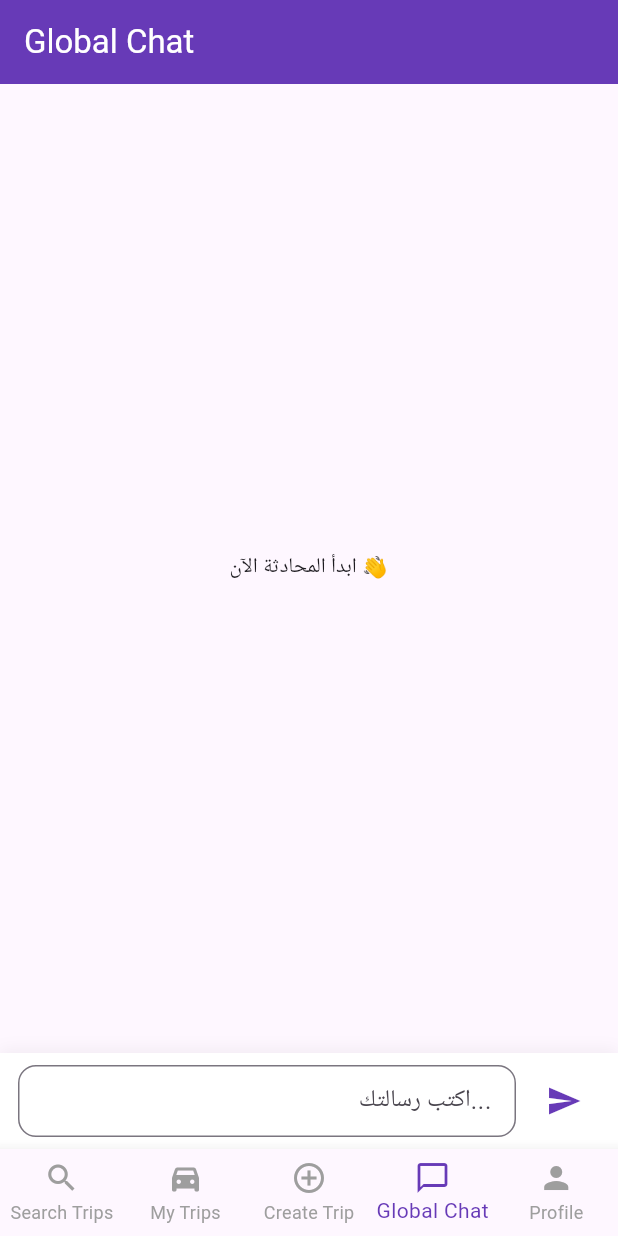
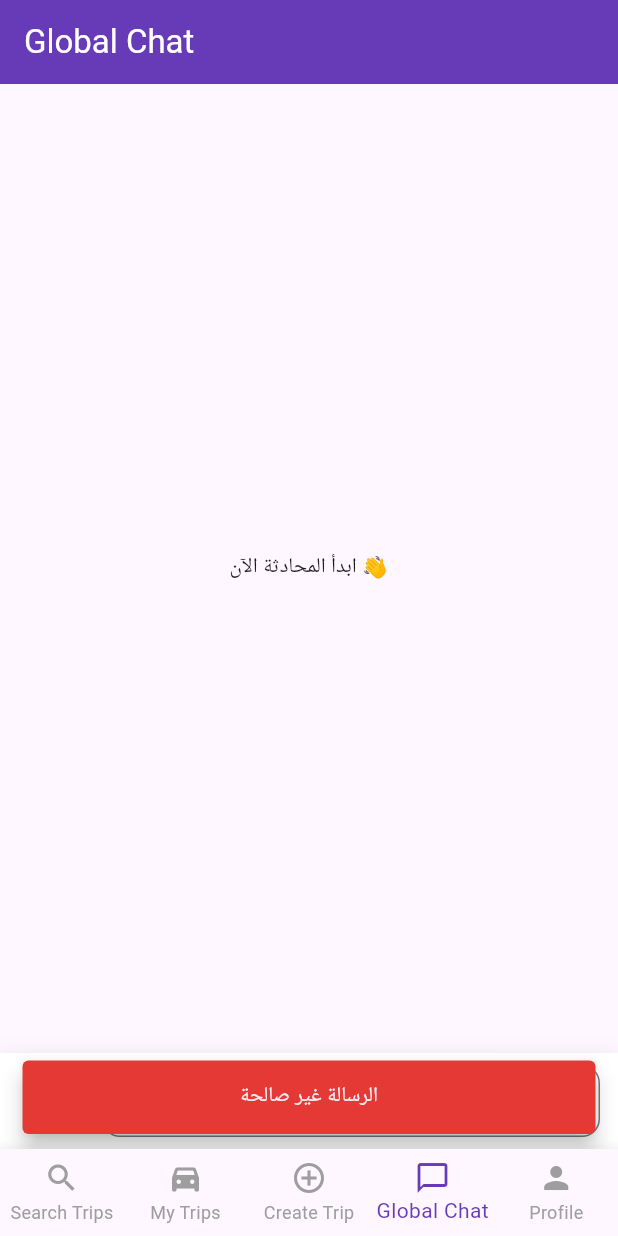
Before and after one commit to MohammadAQ/Ride, a Flutter app: the screen it shows once a user with an empty profile is signed in, item 4 of the bottom bar chosen, after a tap on the "send" icon, on a phone screen of 412 x 824 dp. Run offline on Flutter 3.47's test engine with Material 3 defaults, Android fonts, the phone set to English and light mode, and no system bars; our stand-ins replace cloud_firestore, firebase_auth, firebase_core; missing offline and left inert: dart:html; accounts and stored records are empty; network calls fail.

Commit message:
Enhance global chat security and UX

```diff
--- a/frontend/lib/screens/global_chat_screen.dart
+++ b/frontend/lib/screens/global_chat_screen.dart
@@ -14,7 +14,14 @@ class GlobalChatScreen extends StatefulWidget {
 class _GlobalChatScreenState extends State<GlobalChatScreen> {
   final TextEditingController _messageController = TextEditingController();
   final ScrollController _scrollController = ScrollController();
+  final FocusNode _messageFocusNode = FocusNode();
+
+  DateTime? _lastSentAt;
+  String? _lastSentMessage;
   int _previousMessageCount = 0;
+
+  static const int _maxMessageLength = 250;
+  static const Duration _rateLimitDuration = Duration(seconds: 3);
 
   static const List<String> _bannedWords = <String>[
     'badword',
@@ -26,19 +33,57 @@ class _GlobalChatScreenState extends State<GlobalChatScreen> {
   void dispose() {
     _messageController.dispose();
     _scrollController.dispose();
+    _messageFocusNode.dispose();
     super.dispose();
   }
 
   Future<void> _sendMessage() async {
     final User? user = FirebaseAuth.instance.currentUser;
-    final String rawMessage = _messageController.text.trim();
+    final String rawMessage = _messageController.text;
 
-    if (user == null || rawMessage.isEmpty) {
+    if (user == null) {
       return;
     }
 
-    final String filteredMessage = _filterMessage(rawMessage);
+    final String trimmedMessage = rawMessage.trim();
 
+    if (trimmedMessage.isEmpty) {
+      _showError(context, 'الرسالة غير صالحة');
+      return;
+    }
+
+    if (trimmedMessage.length > _maxMessageLength) {
+      _showError(context, 'الرسالة طويلة للغاية');
+      return;
+    }
+
+    final DateTime now = DateTime.now();
+    if (_lastSentAt != null && now.difference(_lastSentAt!) < _rateLimitDuration) {
+      _showError(context, 'الرجاء الانتظار قبل إرسال رسالة جديدة');
+      return;
+    }
+
+    if (_containsLinksOrEmails(trimmedMessage)) {
+      _showError(context, 'الروابط والبريد الإلكتروني غير مسموح بها');
+      return;
+    }
+
+    final String sanitized = _sanitizeMessage(trimmedMessage);
+
+    if (sanitized.isEmpty) {
+      _showError(context, 'الرسالة غير صالحة');
+      return;
+    }
+
+    if (_lastSentMessage != null &&
+        _normalizeMessage(sanitized) == _normalizeMessage(_lastSentMessage!)) {
+      _showError(context, 'لا يمكن إرسال نفس الرسالة مرتين متتاليتين');
+      return;
+    }
+
+    final String filteredMessage = _filterMessage(sanitized);
+
+    try {
       await FirebaseFirestore.instance.collection('global_chat').add({
         'senderName': user.displayName ?? 'مستخدم',
         'senderId': user.uid,
@@ -46,8 +91,14 @@ class _GlobalChatScreenState extends State<GlobalChatScreen> {
         'timestamp': FieldValue.serverTimestamp(),
       });
 
+      _lastSentAt = now;
+      _lastSentMessage = sanitized;
       _messageController.clear();
+      _messageFocusNode.requestFocus();
       _scrollToBottom();
+    } catch (e) {
+      _showError(context, 'تعذّر إرسال الرسالة، حاول مرة أخرى');
+    }
   }
 
   String _filterMessage(String message) {
@@ -61,6 +112,44 @@ class _GlobalChatScreenState extends State<GlobalChatScreen> {
       filtered = filtered.replaceAll(pattern, '***');
     }
     return filtered;
+  }
+
+  bool _containsLinksOrEmails(String message) {
+    final RegExp pattern = RegExp(
+      r'(https?:\/\/\S+|\b[\w\.-]+@[\w\.-]+\.\w{2,}\b)',
+      caseSensitive: false,
+    );
+    return pattern.hasMatch(message);
+  }
+
+  String _sanitizeMessage(String message) {
+    String sanitized = message.replaceAll(
+      RegExp(r'[\u0000-\u0008\u000B\u000C\u000E-\u001F\u007F]'),
+      '',
+    );
+    sanitized = sanitized.replaceAll(RegExp(r'[\u200B-\u200D\uFEFF]'), '');
+    return sanitized;
+  }
+
+  String _normalizeMessage(String message) {
+    return message
+        .toLowerCase()
+        .replaceAll(RegExp(r'\s+'), ' ')
+        .trim();
+  }
+
+  void _showError(BuildContext context, String message) {
+    if (!context.mounted) return;
+    ScaffoldMessenger.of(context)
+      ..hideCurrentSnackBar()
+      ..showSnackBar(
+        SnackBar(
+          content: Text(message, textAlign: TextAlign.center),
+          backgroundColor: Colors.red.shade600,
+          behavior: SnackBarBehavior.floating,
+          duration: const Duration(seconds: 2),
+        ),
+      );
   }
 
   void _scrollToBottom() {
@@ -201,7 +290,9 @@ class _GlobalChatScreenState extends State<GlobalChatScreen> {
           ),
           _MessageInput(
             controller: _messageController,
+            focusNode: _messageFocusNode,
             onSend: _sendMessage,
+            maxLength: _maxMessageLength,
           ),
         ],
       ),
@@ -304,19 +395,62 @@ class _MessageBubble extends StatelessWidget {
   }
 }
 
-class _MessageInput extends StatelessWidget {
+class _MessageInput extends StatefulWidget {
   const _MessageInput({
     required this.controller,
+    required this.focusNode,
     required this.onSend,
+    required this.maxLength,
   });
 
   final TextEditingController controller;
+  final FocusNode focusNode;
   final VoidCallback onSend;
+  final int maxLength;
+
+  @override
+  State<_MessageInput> createState() => _MessageInputState();
+}
+
+class _MessageInputState extends State<_MessageInput> {
+  late int _currentLength;
+
+  @override
+  void initState() {
+    super.initState();
+    _currentLength = widget.controller.text.length;
+    widget.controller.addListener(_handleTextChanged);
+  }
+
+  @override
+  void dispose() {
+    widget.controller.removeListener(_handleTextChanged);
+    super.dispose();
+  }
+
+  void _handleTextChanged() {
+    final String text = widget.controller.text;
+    if (text.length > widget.maxLength) {
+      widget.controller.text = text.substring(0, widget.maxLength);
+      widget.controller.selection = TextSelection.fromPosition(
+        TextPosition(offset: widget.controller.text.length),
+      );
+    }
+
+    setState(() {
+      _currentLength = widget.controller.text.length;
+    });
+  }
 
   @override
   Widget build(BuildContext context) {
+    final bool showCounter = _currentLength > 0;
+    final bool atLimit = _currentLength >= widget.maxLength;
+
     return SafeArea(
       top: false,
+      child: Directionality(
+        textDirection: TextDirection.rtl,
         child: Container(
           padding: const EdgeInsets.symmetric(horizontal: 12, vertical: 8),
           decoration: BoxDecoration(
@@ -329,16 +463,22 @@ class _MessageInput extends StatelessWidget {
               ),
             ],
           ),
-        child: Row(
+          child: Column(
+            mainAxisSize: MainAxisSize.min,
+            crossAxisAlignment: CrossAxisAlignment.stretch,
+            children: <Widget>[
+              Row(
                 children: <Widget>[
                   Expanded(
                     child: TextField(
-                controller: controller,
+                      controller: widget.controller,
+                      focusNode: widget.focusNode,
                       textInputAction: TextInputAction.send,
-                onSubmitted: (_) => onSend(),
+                      onSubmitted: (_) => widget.onSend(),
                       minLines: 1,
                       maxLines: 4,
                       textAlign: TextAlign.right,
+                      textDirection: TextDirection.rtl,
                       decoration: const InputDecoration(
                         hintText: 'اكتب رسالتك...',
                         border: OutlineInputBorder(
@@ -353,12 +493,27 @@ class _MessageInput extends StatelessWidget {
                   ),
                   const SizedBox(width: 8),
                   IconButton(
-              onPressed: onSend,
+                    onPressed: widget.onSend,
                     icon: const Icon(Icons.send),
                     color: Colors.deepPurple,
                   ),
                 ],
               ),
+              if (showCounter)
+                Padding(
+                  padding: const EdgeInsets.only(top: 6, right: 4),
+                  child: Text(
+                    '${_currentLength}/${widget.maxLength}',
+                    textAlign: TextAlign.right,
+                    style: TextStyle(
+                      fontSize: 12,
+                      color: atLimit ? Colors.red.shade600 : Colors.grey.shade600,
+                    ),
+                  ),
+                ),
+            ],
+          ),
+        ),
       ),
     );
   }
```
Lines whose indentation alone changed are shown as unchanged.
